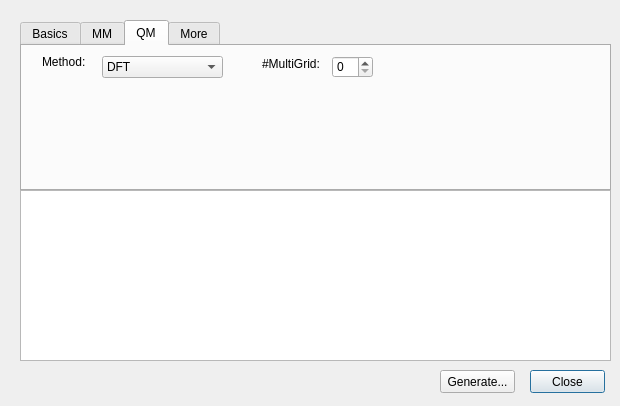
First picture: the form in cp2k/cp2kinputdialog.ui, repository brhr-iwao/libavogadro1cp2k, before the edit.
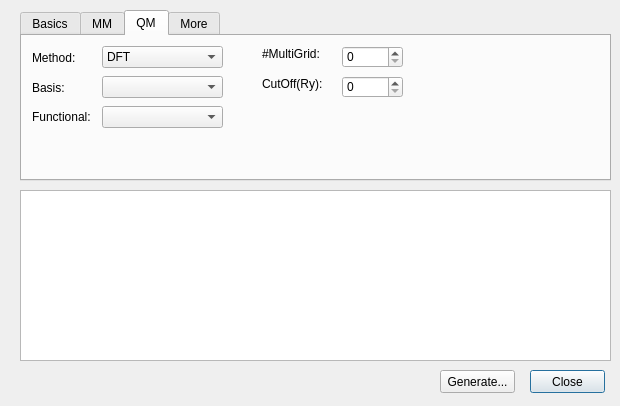
Second picture: the form after the edit. The open tabs and pages were chosen to show the change.

Patch:
```diff
--- a/cp2k/cp2kinputdialog.ui
+++ b/cp2k/cp2kinputdialog.ui
@@ -30,7 +30,7 @@
    <property name="geometry">
     <rect>
      <x>20</x>
-     <y>20</y>
+     <y>10</y>
      <width>591</width>
      <height>171</height>
     </rect>
@@ -253,10 +253,10 @@
     <widget class="QLabel" name="qmMethodLabel">
      <property name="geometry">
       <rect>
-       <x>20</x>
-       <y>10</y>
+       <x>10</x>
+       <y>12</y>
        <width>50</width>
-       <height>12</height>
+       <height>20</height>
       </rect>
      </property>
      <property name="text">
@@ -266,9 +266,9 @@
     <widget class="QSpinBox" name="nMGridSpin">
      <property name="geometry">
       <rect>
-       <x>310</x>
+       <x>320</x>
        <y>10</y>
-       <width>41</width>
+       <width>61</width>
        <height>22</height>
       </rect>
      </property>
@@ -286,6 +286,81 @@
       <string>#MultiGrid:</string>
      </property>
     </widget>
+    <widget class="QLabel" name="cutOffLabel">
+     <property name="geometry">
+      <rect>
+       <x>240</x>
+       <y>40</y>
+       <width>61</width>
+       <height>16</height>
+      </rect>
+     </property>
+     <property name="toolTip">
+      <string>CutOff (Ry):</string>
+     </property>
+     <property name="text">
+      <string>CutOff(Ry):</string>
+     </property>
+    </widget>
+    <widget class="QSpinBox" name="cutOffSpin">
+     <property name="geometry">
+      <rect>
+       <x>320</x>
+       <y>40</y>
+       <width>61</width>
+       <height>22</height>
+      </rect>
+     </property>
+     <property name="toolTip">
+      <string>The cutoff of the finest grid level</string>
+     </property>
+    </widget>
+    <widget class="QLabel" name="basisLabel">
+     <property name="geometry">
+      <rect>
+       <x>10</x>
+       <y>42</y>
+       <width>50</width>
+       <height>20</height>
+      </rect>
+     </property>
+     <property name="text">
+      <string>Basis:</string>
+     </property>
+    </widget>
+    <widget class="QComboBox" name="basisCombo">
+     <property name="geometry">
+      <rect>
+       <x>80</x>
+       <y>40</y>
+       <width>121</width>
+       <height>22</height>
+      </rect>
+     </property>
+    </widget>
+    <widget class="QLabel" name="functionalLabel">
+     <property name="geometry">
+      <rect>
+       <x>10</x>
+       <y>70</y>
+       <width>61</width>
+       <height>21</height>
+      </rect>
+     </property>
+     <property name="text">
+      <string>Functional:</string>
+     </property>
+    </widget>
+    <widget class="QComboBox" name="functionalCombo">
+     <property name="geometry">
+      <rect>
+       <x>80</x>
+       <y>70</y>
+       <width>121</width>
+       <height>22</height>
+      </rect>
+     </property>
+    </widget>
    </widget>
    <widget class="QWidget" name="moreTab">
     <attribute name="title">
```
Left out of the diff: 17 changed lines with no effect on the pictures.
